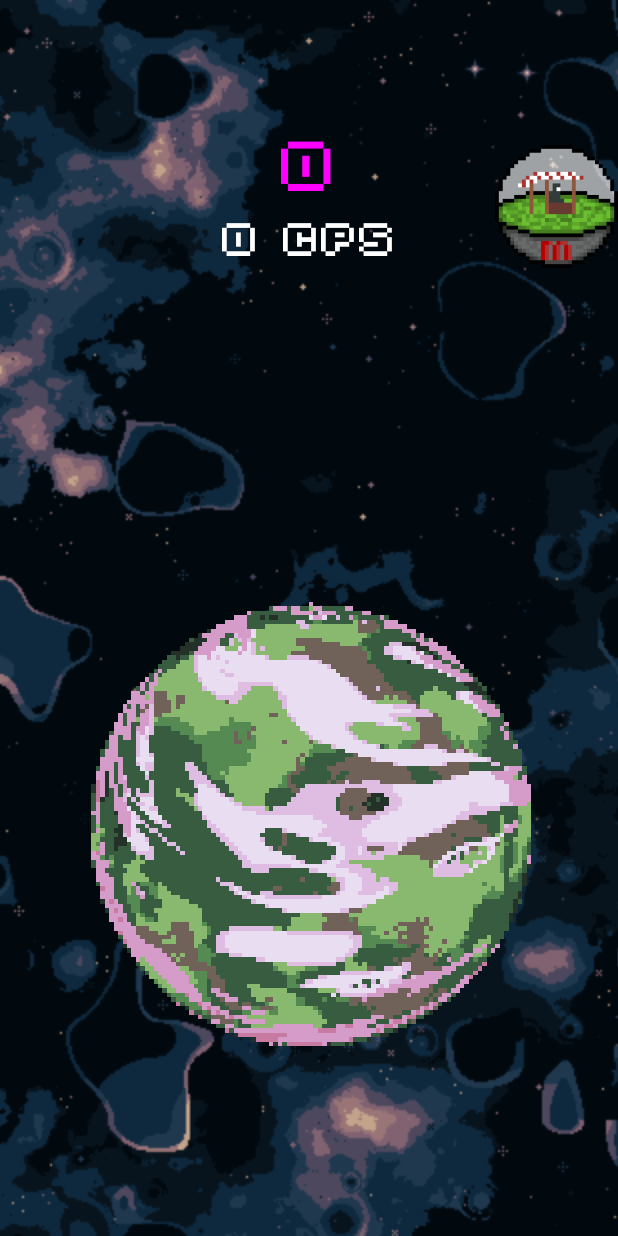
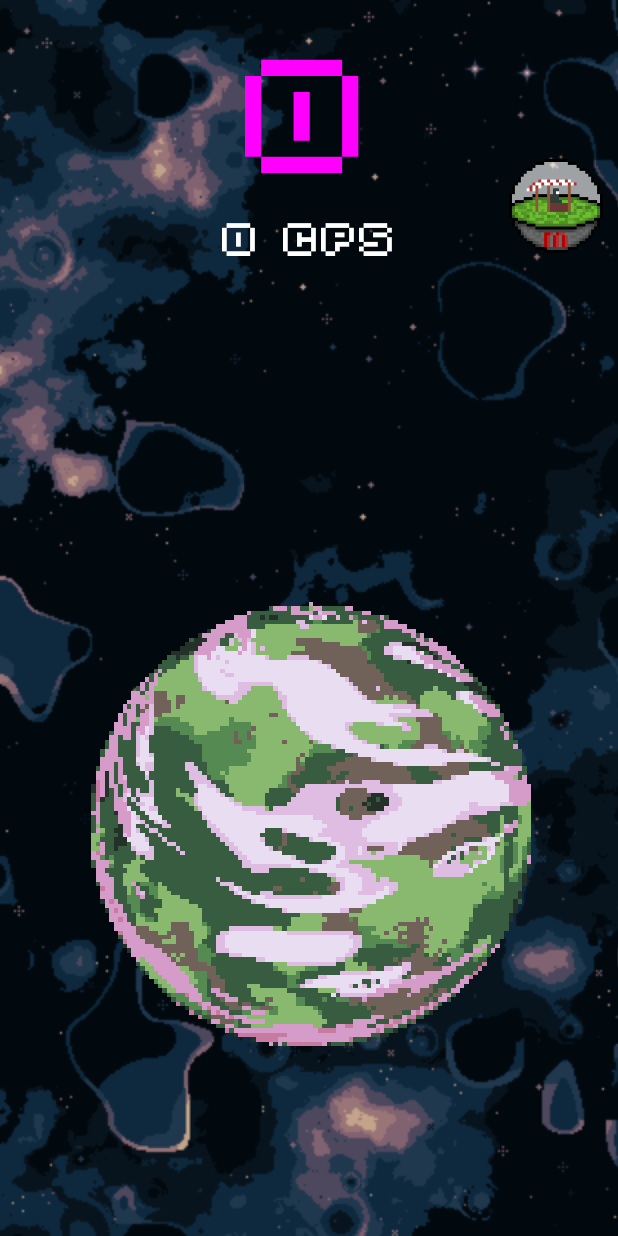
Before and after one commit to NULL31337/Space_Mining_Clicker, an Android app: the screen it shows after launch (MainActivity), on a phone screen of 412 x 824 dp. Run offline under Robolectric (Android 15) with nearby library versions, the phone set to English and light mode, and no system bars.

Commit message:
I hate xml

```diff
--- a/app/src/main/java/com/example/spaceminingclicker/MainActivity.kt
+++ b/app/src/main/java/com/example/spaceminingclicker/MainActivity.kt
@@ -81,6 +81,7 @@ class MainActivity : AppCompatActivity() {
                 cpsTextView.text =
                     "${(clicksCount.toBigInteger() * clickCost * multiply.toBigInteger() + afkCost).toMyString()} cps"
                 money += afkCost
+
                 moneyTextView.text = money.toMyString()
                 if (clicksCount / 5 + 1 > multiply) {
                     multiply++
@@ -220,7 +221,7 @@ fun BigInteger.toMyString() = when {
         this.condition("10000", "10000000", "k") ?: this.condition(
             "10000000",
             "10000000000",
-            "kk"
+            "KK"
         ) ?: "KEKW"
     }
 }
--- a/app/src/main/res/layout/activity_main.xml
+++ b/app/src/main/res/layout/activity_main.xml
@@ -180,65 +180,87 @@
         android:layout_height="match_parent"
         android:orientation="vertical">
 
-        <LinearLayout
+        <androidx.constraintlayout.widget.ConstraintLayout
             android:layout_width="match_parent"
             android:layout_height="match_parent"
             android:layout_weight="2"
             android:orientation="horizontal">
 
-            <LinearLayout
-                android:layout_width="match_parent"
-                android:layout_height="match_parent"
-                android:layout_weight="2"/>
-            <LinearLayout
-                android:layout_width="match_parent"
-                android:layout_height="match_parent"
-                android:layout_weight="1"
-                android:orientation="vertical">
+            <androidx.constraintlayout.widget.Guideline
+                android:id="@+id/leftGuidLineLeft"
+                android:layout_width="wrap_content"
+                android:layout_height="wrap_content"
+                android:orientation="vertical"
+                app:layout_constraintGuide_percent="0.20" />
+
+            <androidx.constraintlayout.widget.Guideline
+                android:id="@+id/leftGuidLineRight"
+                android:layout_width="wrap_content"
+                android:layout_height="wrap_content"
+                android:orientation="vertical"
+                app:layout_constraintGuide_percent="0.80" />
+
             <TextView
                 android:id="@+id/money"
-                android:layout_width="match_parent"
-                android:layout_height="match_parent"
-                android:layout_weight="1"
+                android:layout_width="0dp"
+                android:layout_height="0dp"
+                android:maxLines="1"
+                app:autoSizeTextType="uniform"
+                app:autoSizeMaxTextSize="200sp"
+                app:autoSizeMinTextSize="2sp"
+                android:layout_marginLeft="8dp"
+                android:layout_marginRight="8dp"
                 android:fontFamily="@font/pixel"
                 android:gravity="center|bottom"
                 android:text="@string/money"
                 android:textColor="@color/white"
-                android:textSize="75sp" />
+
+                android:textSize="100sp"
+                app:flow_verticalBias="0"
+                app:layout_constraintBottom_toTopOf="@id/cps"
+                app:layout_constraintStart_toStartOf="@id/leftGuidLineLeft"
+                app:layout_constraintEnd_toEndOf="@id/leftGuidLineRight"
+                app:layout_constraintTop_toTopOf="parent" />
+
             <TextView
                 android:id="@+id/cps"
-                android:layout_width="match_parent"
-                android:layout_height="match_parent"
-                android:layout_weight="1"
+                android:layout_width="0dp"
+                android:layout_height="0dp"
+                android:layout_marginLeft="8dp"
+                android:layout_marginRight="8dp"
                 android:fontFamily="@font/pixel"
                 android:gravity="center|top"
                 android:text="@string/cps"
                 android:textColor="@color/white"
-                android:textSize="50sp" />
-            </LinearLayout>
-
-            <androidx.constraintlayout.widget.ConstraintLayout
-                android:layout_width="match_parent"
-                android:layout_height="match_parent"
-                android:layout_weight="2">
+                app:autoSizeMaxTextSize="50sp"
+                app:autoSizeMinTextSize="10sp"
+                app:autoSizeTextType="uniform"
+                app:flow_verticalBias="0"
+                app:layout_constraintBottom_toBottomOf="parent"
+                app:layout_constraintStart_toStartOf="@id/leftGuidLineLeft"
+                app:layout_constraintEnd_toEndOf="@id/leftGuidLineRight"
+                app:layout_constraintTop_toBottomOf="@id/money" />
 
             <ImageView
+                android:id="@+id/shopShar"
                 android:layout_width="0dp"
                 android:layout_height="0dp"
                 android:layout_gravity="center_vertical"
+                android:layout_marginLeft="10dp"
+                android:layout_marginRight="10dp"
                 android:background="@drawable/shop"
                 android:gravity="center"
                 android:onClick="onClickShopView"
                 android:scaleType="center"
+                app:flow_verticalBias="1"
+                app:layout_constraintBottom_toBottomOf="parent"
                 app:layout_constraintDimensionRatio="H,1:1"
+                app:layout_constraintHorizontal_bias="1"
+                app:layout_constraintLeft_toLeftOf="@id/leftGuidLineRight"
                 app:layout_constraintRight_toRightOf="parent"
-                    app:layout_constraintLeft_toLeftOf="parent"
-                    app:layout_constraintTop_toTopOf="parent"
-                    app:layout_constraintBottom_toBottomOf="parent"
-                    />
+                app:layout_constraintTop_toTopOf="parent" />
         </androidx.constraintlayout.widget.ConstraintLayout>
 
-        </LinearLayout>
 
         <androidx.constraintlayout.widget.ConstraintLayout
             android:layout_width="match_parent"
@@ -249,17 +271,16 @@
                 android:id="@+id/mainPicture"
                 android:layout_width="match_parent"
                 android:layout_height="match_parent"
-                android:src="@drawable/vosem"
                 android:layout_gravity="center_horizontal"
                 android:layout_marginLeft="50dp"
                 android:layout_marginTop="50dp"
                 android:layout_marginRight="50dp"
                 android:layout_marginBottom="50dp"
+                android:src="@drawable/vosem"
                 app:CountInLine="120"
                 app:CountLine="8"
                 app:SpriteHeight="100px"
-                app:SpriteWidth="100px"
-                />
+                app:SpriteWidth="100px" />
 
         </androidx.constraintlayout.widget.ConstraintLayout>
     </LinearLayout>
--- a/app/src/main/res/layout/shop_button.xml
+++ b/app/src/main/res/layout/shop_button.xml
@@ -43,6 +43,10 @@
             android:fontFamily="@font/pixel"
             android:text="LOOOL"
             android:textColor="#FBF236"
+            android:maxLines="1"
+            app:autoSizeTextType="uniform"
+            app:autoSizeMaxTextSize="50sp"
+            app:autoSizeMinTextSize="2sp"
             android:textSize="50sp"
             app:layout_constraintBottom_toBottomOf="parent"
             app:layout_constraintLeft_toLeftOf="@+id/shopButton"
@@ -56,6 +60,10 @@
             android:fontFamily="@font/pixel"
             android:text="LOOOL"
             android:textColor="#FBF236"
+            android:maxLines="1"
+            app:autoSizeTextType="uniform"
+            app:autoSizeMaxTextSize="40sp"
+            app:autoSizeMinTextSize="2sp"
             android:textSize="40sp"
             app:layout_constraintBottom_toBottomOf="@+id/shopButtonGive"
             app:layout_constraintHorizontal_bias="0.9"
@@ -70,6 +78,10 @@
             android:fontFamily="@font/pixel"
             android:text="LOOOL"
             android:textColor="#FBF236"
+            android:maxLines="1"
+            app:autoSizeTextType="uniform"
+            app:autoSizeMaxTextSize="40sp"
+            app:autoSizeMinTextSize="2sp"
             android:textSize="40sp"
             app:layout_constraintBottom_toBottomOf="parent"
             app:layout_constraintHorizontal_bias="0.9"
--- a/app/src/main/res/values/themes.xml
+++ b/app/src/main/res/values/themes.xml
@@ -3,12 +3,12 @@
     <style name="Theme.SpaceMiningClicker" parent="Theme.MaterialComponents.DayNight.NoActionBar">
         <!-- Primary brand color. -->
         <item name="android:windowNoTitle">true</item>
-        <item name="colorPrimary">@color/purple_500</item>
-        <item name="colorPrimaryVariant">@color/purple_700</item>
-        <item name="colorOnPrimary">@color/white</item>
+        <item name="colorPrimary">@color/black</item>
+        <item name="colorPrimaryVariant">@color/black</item>
+        <item name="colorOnPrimary">@color/black</item>
         <!-- Secondary brand color. -->
-        <item name="colorSecondary">@color/teal_200</item>
-        <item name="colorSecondaryVariant">@color/teal_700</item>
+        <item name="colorSecondary">@color/black</item>
+        <item name="colorSecondaryVariant">@color/black</item>
         <item name="colorOnSecondary">@color/black</item>
         <!-- Status bar color. -->
         <item name="android:statusBarColor" tools:targetApi="l">?attr/colorPrimaryVariant</item>
```
Lines whose indentation alone changed are shown as unchanged.
